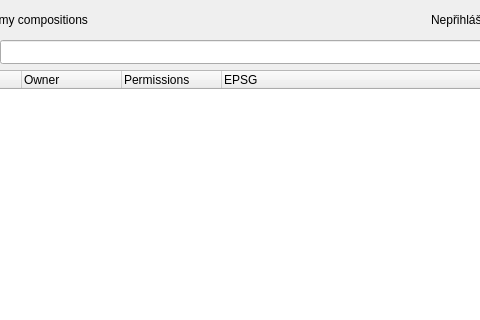
Above: dlg_addMap.ui from LESPROJEKT/qgis-layman-plugin before the change; both pictures show x 99 to 579 and y 0 to 320 of the 900 by 485 pixel window. Below: the same form after it.
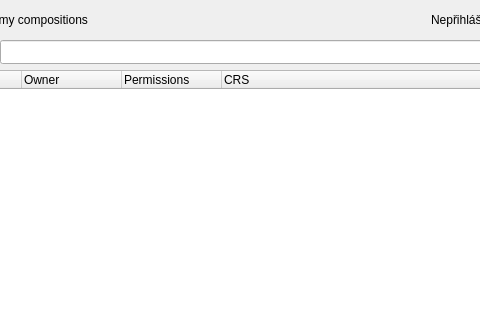
That is the form after the change. Custom widgets are drawn as their Qt base class.

Commit message: rename EPSG to CRS

Diff of the .ui file:
```diff
--- a/dlg_addMap.ui
+++ b/dlg_addMap.ui
@@ -86,7 +86,7 @@
    </column>
    <column>
     <property name="text">
-     <string>EPSG</string>
+     <string>CRS</string>
     </property>
    </column>
   </widget>
```
The commit also changes 1 other file.
